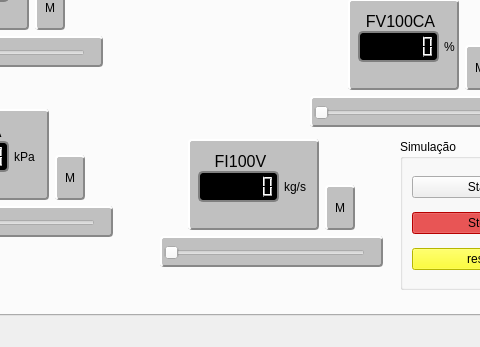
This is uis/main.ui in josuemoraisgh/EININDII00_ProcessSimul as Qt 5 draws it before an edit; both pictures show x 371 to 851 and y 266 to 613 of the 966 by 613 pixel window. The edited form follows.
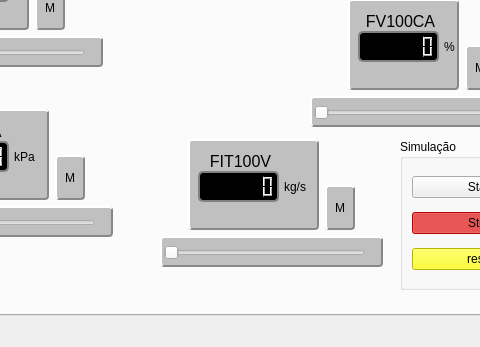
This is the edited form. Custom widgets are drawn as their Qt base class.

The edit to the form file:
```diff
--- a/uis/main.ui
+++ b/uis/main.ui
@@ -885,7 +885,7 @@
                </font>
               </property>
               <property name="text">
-               <string>FI100V</string>
+               <string>FIT100V</string>
               </property>
               <property name="alignment">
                <set>Qt::AlignmentFlag::AlignBottom|Qt::AlignmentFlag::AlignHCenter</set>
```
Left out of the diff: 2 changed lines with no effect on the pictures.
